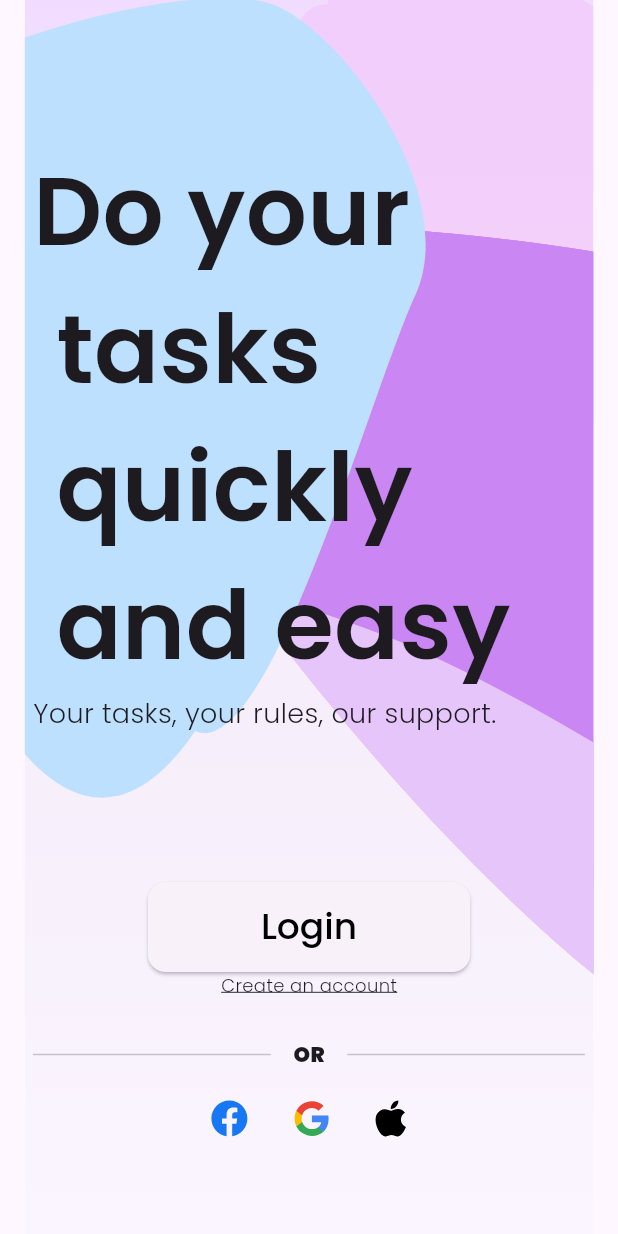
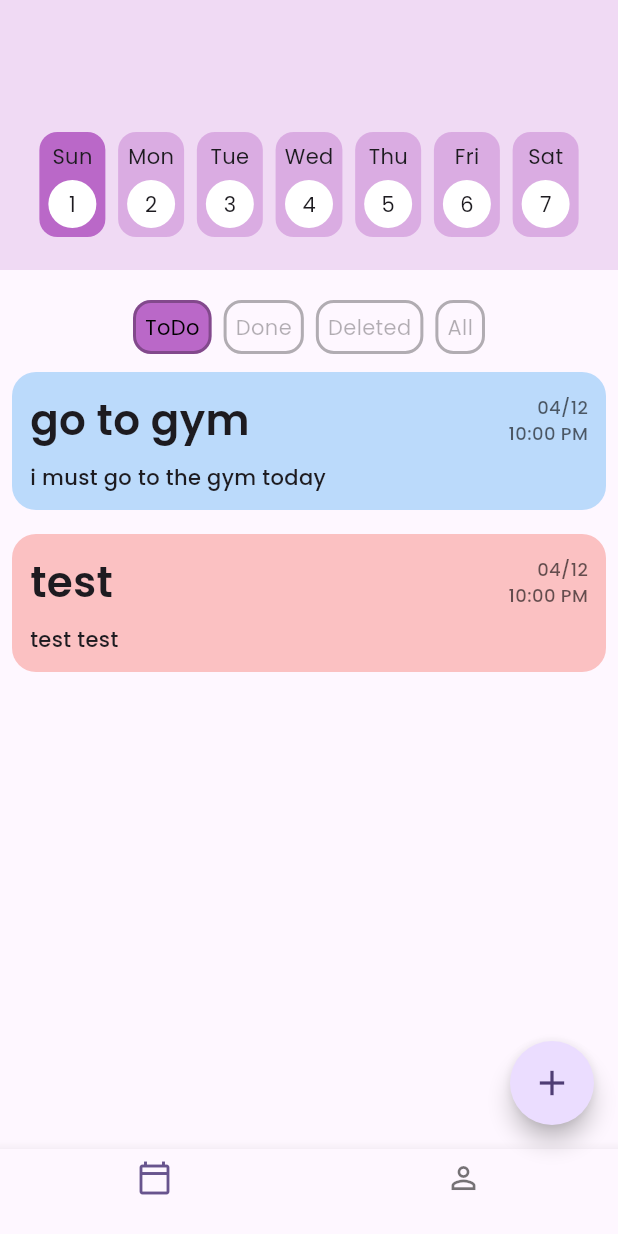
Before and after one commit to MohamedElfalaky/Subul_G1_ToDo, a Flutter app: the screen it shows after launch, on a phone screen of 412 x 824 dp. Run offline on Flutter 3.47's test engine with Material 3 defaults, Android fonts, the phone set to English and light mode, and no system bars; our stand-ins replace flutter_svg.

Commit message:
session 2

```diff
--- /dev/null
+++ b/lib/data/data_sources/local_variables_database.dart
@@ -0,0 +1,40 @@
+import 'package:flutter/material.dart';
+import 'package:subul_g1_todo_app/data/models/task_model.dart';
+
+class LocalVariablesDatabase {
+  static final LocalVariablesDatabase _instance =
+      LocalVariablesDatabase._private();
+
+  LocalVariablesDatabase._private();
+
+  factory LocalVariablesDatabase() {
+    return _instance;
+  }
+
+  List<TaskCategoryModel> categoriesList = [
+    TaskCategoryModel(category: 'ToDo', data: [
+      TaskModel(
+          title: 'go to gym',
+          body: 'i must go to the gym today',
+          color: Colors.blue,
+          date: '04/12',
+          time: '10:00 PM'),
+      TaskModel(
+          title: 'test',
+          body: 'test test',
+          color: Colors.red,
+          date: '04/12',
+          time: '10:00 PM'),
+    ]),
+    TaskCategoryModel(category: 'Done', data: []),
+    TaskCategoryModel(category: 'Deleted', data: [
+      TaskModel(
+          title: 'test',
+          body: 'test test',
+          color: Colors.green,
+          date: '04/12',
+          time: '10:00 PM'),
+    ]),
+    TaskCategoryModel(category: 'All', data: []),
+  ];
+}
--- /dev/null
+++ b/lib/data/models/task_model.dart
@@ -0,0 +1,72 @@
+import 'package:flutter/material.dart';
+
+// Model for individual ToDo item
+class TaskModel {
+  final String title;
+  final String body;
+  final Color color;
+  final String date;
+  final String time;
+
+  TaskModel({
+    required this.title,
+    required this.body,
+    required this.color,
+    required this.date,
+    required this.time,
+  });
+
+  // Method to convert JSON to TaskModel
+  factory TaskModel.fromJson(Map<String, dynamic> json) {
+    return TaskModel(
+      title: json['title'],
+      body: json['body'],
+      color: Color(int.parse(json[
+          'color'])), // Assuming color is stored as an int (e.g., 0xFF0000FF)
+      date: json['date'],
+      time: json['time'],
+    );
+  }
+
+  // Method to convert TaskModel to JSON
+  Map<String, dynamic> toJson() {
+    return {
+      'title': title,
+      'body': body,
+      'color':
+          color.value.toString(), // Convert Color to integer and then to string
+      'date': date,
+      'time': time,
+    };
+  }
+}
+
+// Model for ToDo category
+class TaskCategoryModel {
+  final String category;
+  final List<TaskModel> data;
+
+  TaskCategoryModel({
+    required this.category,
+    required this.data,
+  });
+
+  // Method to convert JSON to TaskCategoryModel
+  factory TaskCategoryModel.fromJson(Map<String, dynamic> json) {
+    var list = json['data'] as List;
+    List<TaskModel> dataList = list.map((i) => TaskModel.fromJson(i)).toList();
+
+    return TaskCategoryModel(
+      category: json['category'],
+      data: dataList,
+    );
+  }
+
+  // Method to convert TaskCategoryModel to JSON
+  Map<String, dynamic> toJson() {
+    return {
+      'category': category,
+      'data': data.map((item) => item.toJson()).toList(),
+    };
+  }
+}
--- a/lib/main.dart
+++ b/lib/main.dart
@@ -1,5 +1,8 @@
 import 'package:flutter/material.dart';
+import 'package:subul_g1_todo_app/resources/colors_palette.dart';
 import 'package:subul_g1_todo_app/resources/text_styles.dart';
+import 'package:subul_g1_todo_app/screens/add_task_scree.dart';
+import 'package:subul_g1_todo_app/screens/home_screen.dart';
 import 'package:subul_g1_todo_app/screens/landing_screen.dart';
 
 void main() {
@@ -15,8 +18,14 @@ class MyApp extends StatelessWidget {
       debugShowCheckedModeBanner: false,
       title: 'Subul TO DO App',
       theme: ThemeData(
-        // textTheme: TextTheme(titleLarge: AppTextStyles.largeTextStyle),
-
+        fontFamily: 'Poppins',
+        inputDecorationTheme: InputDecorationTheme(
+            filled: true,
+            fillColor: ColorsPalette.whiteColor,
+            contentPadding: EdgeInsets.symmetric(vertical: 22, horizontal: 12),
+            border: OutlineInputBorder(
+                borderSide: BorderSide.none,
+                borderRadius: BorderRadius.circular(18))),
         elevatedButtonTheme: ElevatedButtonThemeData(
             style: ElevatedButton.styleFrom(
                 foregroundColor: Colors.black,
@@ -32,7 +41,7 @@ class MyApp extends StatelessWidget {
         colorScheme: ColorScheme.fromSeed(seedColor: Colors.deepPurple),
         useMaterial3: true,
       ),
-      home: const LandingScreen(),
+      home: const HomeScreen(),
     );
   }
 }
--- /dev/null
+++ b/lib/resources/colors_palette.dart
@@ -0,0 +1,8 @@
+import 'package:flutter/material.dart';
+
+class ColorsPalette {
+  static const Color whiteColor = Colors.white;
+  static const Color blackColor = Colors.black;
+  static const Color primaryColor = Color(0xffBA68C8);
+  static const Color scafoldColor = Color(0xffBDE0FE);
+}
--- a/lib/resources/icons.dart
+++ b/lib/resources/icons.dart
@@ -5,3 +5,6 @@ const String landingBackgroundImage = '${imagesPath}landing_background.svg';
 const String faceBookIcon = '${imagesPath}facebook.svg';
 const String googleIcon = '${imagesPath}google.svg';
 const String appleIcon = '${imagesPath}apple.svg';
+const String noNotedPlacholder = '${imagesPath}no_notes_placholder.svg';
+const String starIcon = '${imagesPath}star.png';
+const String closeIcon = '${imagesPath}close_icon.png';
--- /dev/null
+++ b/lib/screens/home_screen.dart
@@ -0,0 +1,264 @@
+import 'package:flutter/material.dart';
+import 'package:flutter_svg/svg.dart';
+import 'package:intl/intl.dart';
+import 'package:subul_g1_todo_app/data/data_sources/local_variables_database.dart';
+import 'package:subul_g1_todo_app/data/models/task_model.dart';
+import 'package:subul_g1_todo_app/resources/colors_palette.dart';
+import 'package:collection/collection.dart';
+import 'package:subul_g1_todo_app/resources/icons.dart';
+import 'package:subul_g1_todo_app/resources/text_styles.dart';
+import 'package:subul_g1_todo_app/screens/add_task_scree.dart';
+
+class HomeScreen extends StatefulWidget {
+  const HomeScreen({super.key});
+
+  @override
+  State<HomeScreen> createState() => _HomeScreenState();
+}
+
+class _HomeScreenState extends State<HomeScreen> {
+  List<Map<String, String>> generateCurrentWeekDates() {
+    // Find the most recent Sunday from today
+    DateTime today = DateTime.now();
+    DateTime currentWeekSunday =
+        today.subtract(Duration(days: today.weekday % 7));
+
+    List<Map<String, String>> weekDates = [];
+    DateTime currentDate = currentWeekSunday;
+
+    // Loop for 7 days starting from the most recent Sunday
+    for (int i = 0; i < 7; i++) {
+      weekDates.add({
+        "day": DateFormat('EEE')
+            .format(currentDate), // Abbreviated day name (e.g., Sun, Mon)
+        "date": DateFormat('d')
+            .format(currentDate), // Day number only (e.g., 4, 5, etc.)
+      });
+      currentDate =
+          currentDate.add(const Duration(days: 1)); // Increment by one day
+    }
+
+    return weekDates;
+  }
+
+  late List<Map<String, String>> weekDates;
+
+  int _selectedDayIndex = 0;
+  int _selectedCategoryIndex = 0;
+  @override
+  void initState() {
+    // TODO: implement initState
+    super.initState();
+
+    // Get the next Sunday
+
+    // Generate the week starting from that Sunday
+    weekDates = generateCurrentWeekDates();
+  }
+
+  @override
+  Widget build(BuildContext context) {
+    return Scaffold(
+        body: Column(
+          children: [
+            // date filter
+            Container(
+              decoration: BoxDecoration(
+                color: ColorsPalette.primaryColor.withOpacity(0.2),
+              ),
+              height: 180,
+              child: Align(
+                alignment: Alignment.bottomCenter,
+                child: Padding(
+                  padding: const EdgeInsets.all(22),
+                  child: Row(
+                      mainAxisAlignment: MainAxisAlignment.spaceAround,
+                      children: weekDates.mapIndexed((index, val) {
+                        return _dateCard(dateObject: val, index: index);
+                      }).toList()),
+                ),
+              ),
+            ),
+
+            SizedBox(
+              height: 16,
+            ),
+
+            // category filter
+            Row(
+              mainAxisAlignment: MainAxisAlignment.center,
+              children: LocalVariablesDatabase().categoriesList.mapIndexed(
+                (index, element) {
+                  return categoryCard(index: index, category: element);
+                },
+              ).toList(),
+            ),
+
+            // place holder
+
+            Expanded(
+                child: ListView.builder(
+                    itemCount: LocalVariablesDatabase()
+                            .categoriesList[_selectedCategoryIndex]
+                            .data
+                            .isEmpty
+                        ? 1
+                        : LocalVariablesDatabase()
+                            .categoriesList[_selectedCategoryIndex]
+                            .data
+                            .length,
+                    itemBuilder: (context, index) {
+                      List<TaskModel> myDate = LocalVariablesDatabase()
+                          .categoriesList[_selectedCategoryIndex]
+                          .data;
+
+                      return myDate.isEmpty
+                          ? Center(
+                              child: SvgPicture.asset(noNotedPlacholder),
+                            )
+                          : _taskCard(taskModel: myDate[index]);
+                    }))
+          ],
+        ),
+        floatingActionButton: FloatingActionButton(
+          shape: const CircleBorder(),
+          onPressed: () {
+            Navigator.push(
+              context,
+              MaterialPageRoute<void>(
+                builder: (BuildContext context) => const AddTaskScreen(),
+              ),
+            );
+          },
+          child: const Icon(Icons.add, size: 28),
+        ),
+        bottomNavigationBar: BottomNavigationBar(
+          items: const [
+            BottomNavigationBarItem(
+              icon: Icon(Icons.calendar_today_outlined),
+              label: '',
+            ),
+            BottomNavigationBarItem(
+              icon: Icon(Icons.person_outline),
+              label: '',
+            ),
+          ],
+        ));
+  }
+
+  Container _taskCard({required TaskModel taskModel}) {
+    return Container(
+      margin: EdgeInsets.all(8),
+      padding: EdgeInsets.all(12),
+      decoration: BoxDecoration(
+        color: taskModel.color.withOpacity(0.3),
+        borderRadius: BorderRadius.circular(16),
+      ),
+      child: Column(
+        crossAxisAlignment: CrossAxisAlignment.start,
+        children: [
+          Row(
+            mainAxisAlignment: MainAxisAlignment.spaceBetween,
+            children: [
+              Expanded(
+                child: Text(
+                  taskModel.title,
+                  style: AppTextStyles.titleLarge.copyWith(fontSize: 28),
+                  overflow: TextOverflow.ellipsis,
+                  maxLines: 2,
+                ),
+              ),
+              Column(
+                crossAxisAlignment: CrossAxisAlignment.end,
+                children: [
+                  Text(
+                    taskModel.date,
+                    style: AppTextStyles.bodySmall.copyWith(
+                        color: ColorsPalette.blackColor.withOpacity(0.6)),
+                  ),
+                  Text(
+                    taskModel.time,
+                    style: AppTextStyles.bodySmall.copyWith(
+                        color: ColorsPalette.blackColor.withOpacity(0.6)),
+                  ),
+                ],
+              )
+            ],
+          ),
+          SizedBox(
+            height: 8,
+          ),
+          Text(
+            taskModel.body,
+            style: AppTextStyles.bodyMedium,
+            maxLines: 7,
+            overflow: TextOverflow.ellipsis,
+          )
+        ],
+      ),
+    );
+  }
+
+  Widget categoryCard(
+      {required int index, required TaskCategoryModel category}) {
+    return InkWell(
+      onTap: () {
+        setState(() {
+          _selectedCategoryIndex = index;
+        });
+      },
+      child: Container(
+        padding: EdgeInsets.all(6),
+        margin: EdgeInsets.all(4),
+        decoration: BoxDecoration(
+            color: _selectedCategoryIndex == index
+                ? ColorsPalette.primaryColor
+                : null,
+            borderRadius: BorderRadius.circular(12),
+            border: Border.all(
+                width: 2, color: ColorsPalette.blackColor.withOpacity(0.30))),
+        child: Text(
+          category.category,
+          style: TextStyle(
+              color: _selectedCategoryIndex == index
+                  ? ColorsPalette.blackColor
+                  : ColorsPalette.blackColor.withOpacity(0.30)),
+        ),
+      ),
+    );
+  }
+
+  Widget _dateCard({required Map dateObject, required int index}) {
+    return InkWell(
+      onTap: () {
+        setState(() {
+          _selectedDayIndex = index;
+        });
+      },
+      child: Container(
+        padding: const EdgeInsets.all(6),
+        decoration: BoxDecoration(
+            color: _selectedDayIndex == index
+                ? ColorsPalette.primaryColor
+                : ColorsPalette.primaryColor.withOpacity(0.4),
+            borderRadius: BorderRadius.circular(12)),
+        child: Column(
+          mainAxisSize: MainAxisSize.min,
+          children: [
+            Text(dateObject['day']),
+            const SizedBox(
+              height: 6,
+            ),
+            Container(
+                height: 32,
+                width: 32,
+                decoration: BoxDecoration(
+                    color: Colors.white,
+                    borderRadius: BorderRadius.circular(100)),
+                child: Center(child: Text(dateObject['date']))),
+          ],
+        ),
+      ),
+    );
+  }
+}
--- a/pubspec.yaml
+++ b/pubspec.yaml
@@ -35,6 +35,7 @@ dependencies:
   # Use with the CupertinoIcons class for iOS style icons.
   cupertino_icons: ^1.0.8
   flutter_svg: ^2.0.16
+  intl: ^0.20.1
 
 dev_dependencies:
   flutter_test:
```
Also changed, not shown: lib/screens/add_task_scree.dart (added, +240 -0 lines), assets/images/close_icon.png (added), assets/images/no_notes_placholder.svg (added), assets/images/star.png (added), lib/data/data_sources/firestore_database.dart (added), lib/data/data_sources/local_storage_database.dart (added), pubspec.lock.
